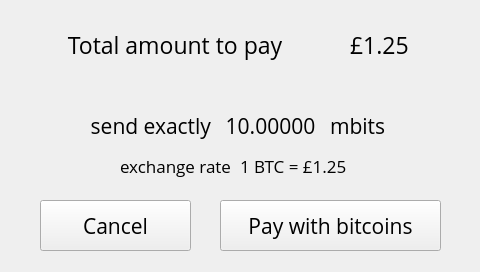
alexykot/xbterminal-firmware, file xbterminal/gui/ui.ui: the form before one commit.
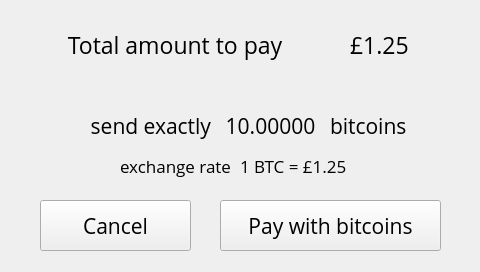
The form after the commit. The open tabs and pages were chosen to show the change.

Commit message: Update styles for pinfo screen

What changed in the file:
```diff
--- a/xbterminal/gui/ui.ui
+++ b/xbterminal/gui/ui.ui
@@ -790,7 +790,7 @@
       </font>
      </property>
      <property name="text">
-      <string>mbits</string>
+      <string>bitcoins</string>
      </property>
     </widget>
     <widget class="QLabel" name="pinfo_xrate_lbl">
```
The commit also changes 1 other file.
